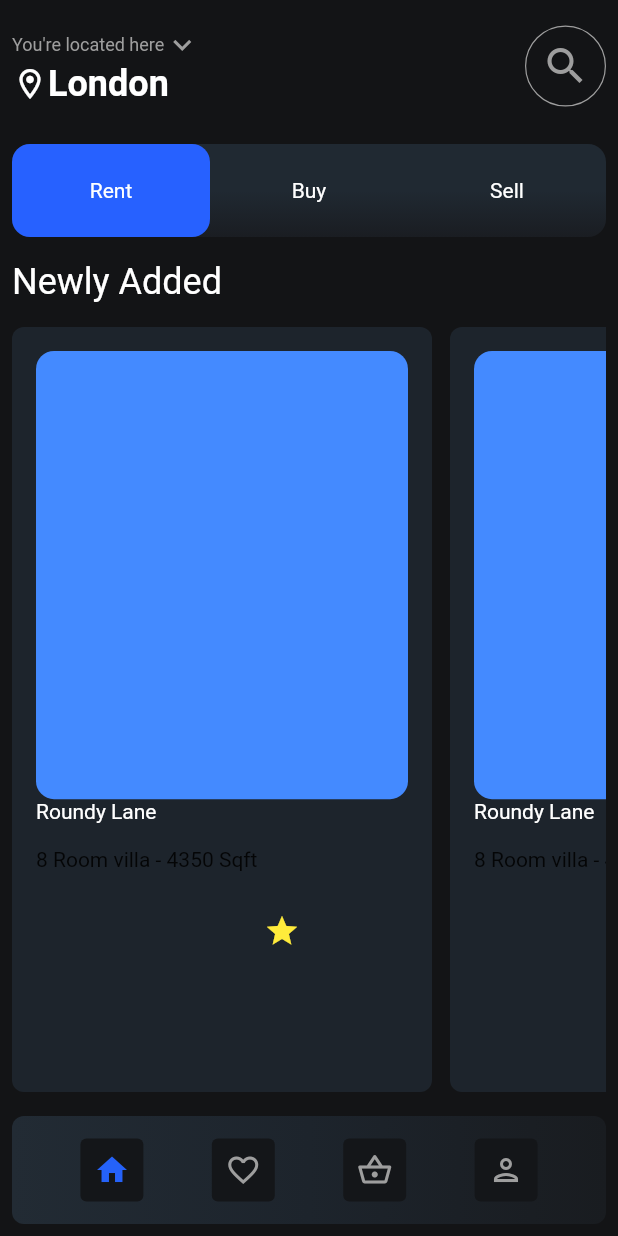
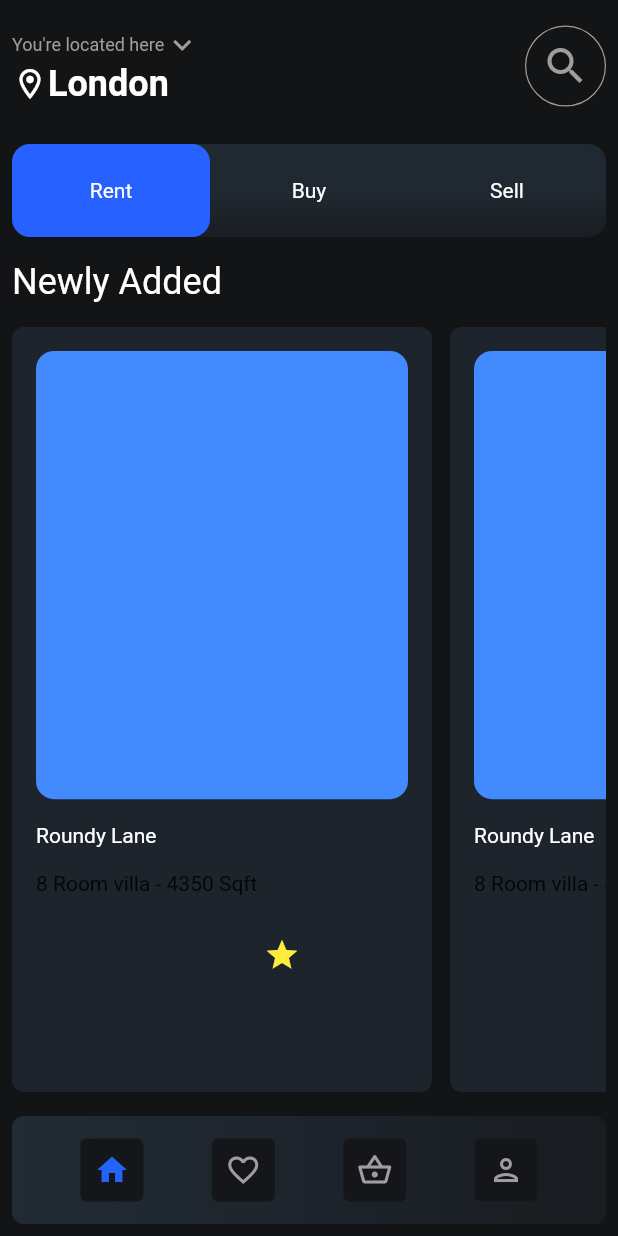
Before and after one commit to JAICHANGPARK/flutter_notebook_17th_story, a Flutter app: the screen it shows after launch, on a phone screen of 412 x 824 dp. Run offline on Flutter 3.47's test engine with Material 2 defaults, Android fonts, the phone set to English and light mode, and no system bars; our stand-ins replace cached_network_image, fl_chart, flutter_riverpod, freezed_annotation, ionicons, percent_indicator.

Commit message:
Update real_estate_main_page.dart

```diff
--- a/lib/ep1018_real_estate_app/src/ui/real_estate_main_page.dart
+++ b/lib/ep1018_real_estate_app/src/ui/real_estate_main_page.dart
@@ -212,32 +212,34 @@ class _RealEstateMainPageState extends State<RealEstateMainPage> {
                                             color: Colors.blueAccent, borderRadius: BorderRadius.circular(12)),
                                       ),
                                     ),
+
                                     Expanded(
                                       child: Column(
                                         crossAxisAlignment: CrossAxisAlignment.start,
                                         children: [
-                                          Text(
+                                          SizedBox(height: 16,),
+                                          const Text(
                                             "Roundy Lane",
                                             style: TextStyle(
                                               color: Colors.white,
                                             ),
                                           ),
-                                          Padding(
-                                            padding: const EdgeInsets.symmetric(vertical: 16.0),
+                                          const Padding(
+                                            padding: EdgeInsets.symmetric(vertical: 16.0),
                                             child: Text("8 Room villa - 4350 Sqft"),
                                           ),
                                           Row(
                                             children: [
                                               Container(
                                                 width: 140,
-                                                decoration: BoxDecoration(),
+                                                decoration: const BoxDecoration(),
                                                 child: Row(
                                                   children: [],
                                                 ),
                                               ),
                                               IconButton(
                                                 onPressed: () {},
-                                                icon: Icon(Icons.star),
+                                                icon: const Icon(Icons.star),
                                                 color: Colors.yellow,
                                               )
                                             ],
```
